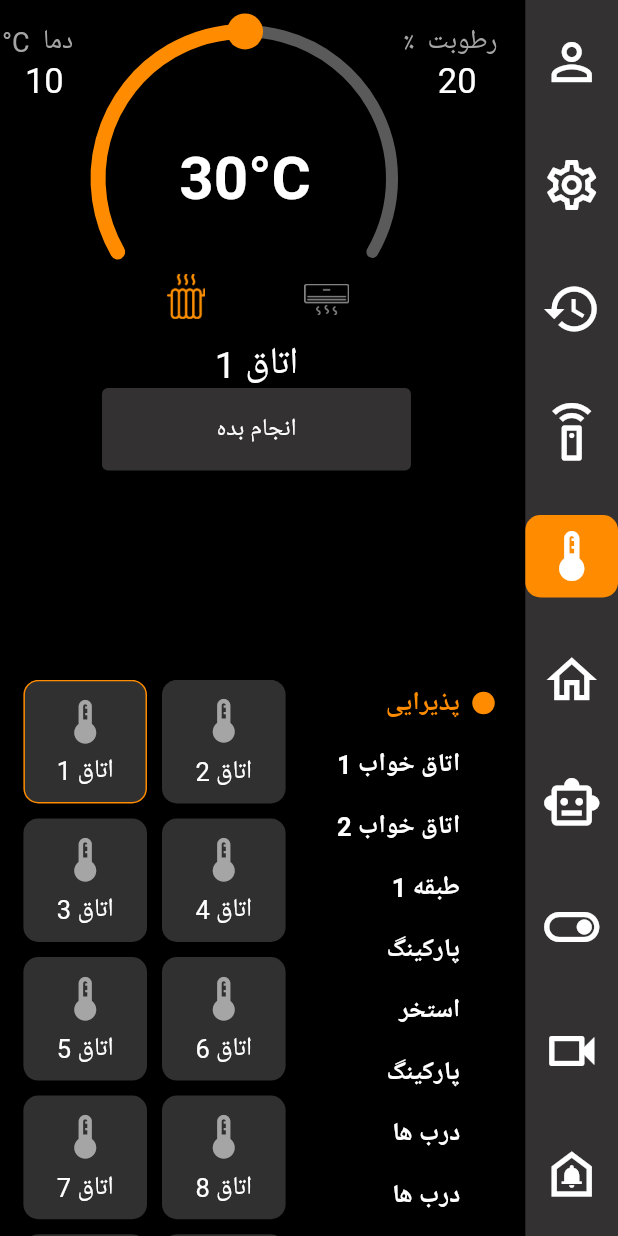
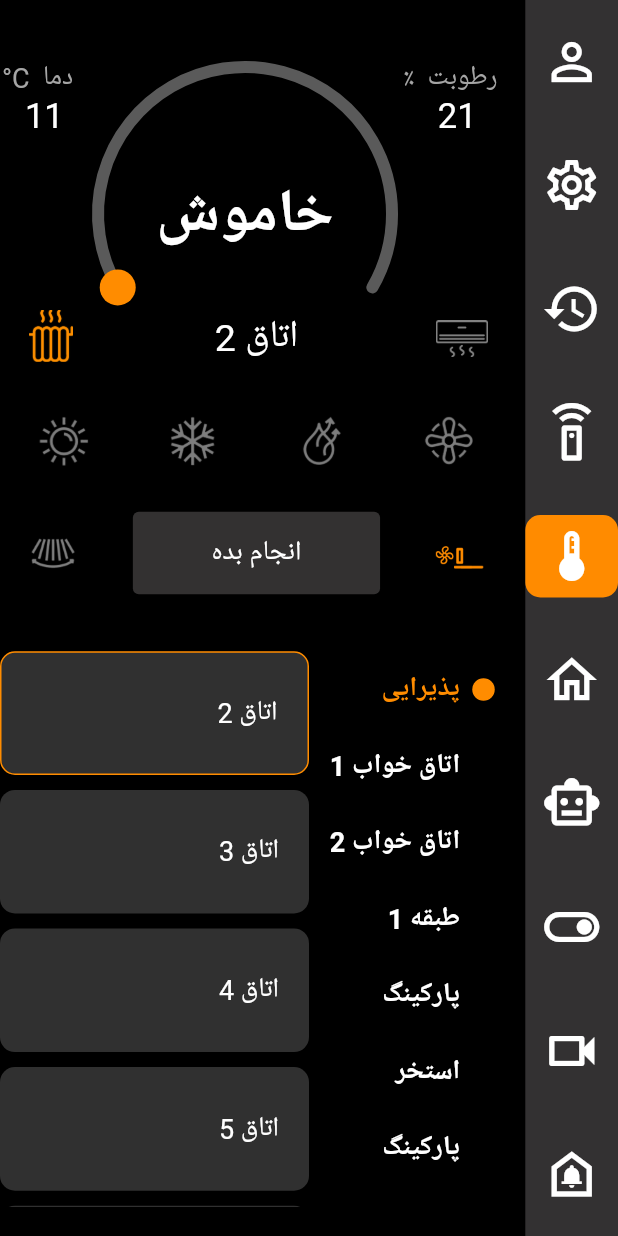
Before and after one commit to ralia79/vikav_phone, a Flutter app: the HomeScreen screen opened directly, after a tap on the "thermostat" icon, on a phone screen of 412 x 824 dp. Run offline on Flutter 3.47's test engine with Material 2 defaults, Android fonts, the phone set to English and light mode, and no system bars; drawn by our look-alikes of sleek_circular_slider; our stand-ins replace fluttertoast, get, local_auth; missing offline and left inert: local_auth_android.

Commit message:
change in tempScreen

```diff
--- a/lib/controller/tempController.dart
+++ b/lib/controller/tempController.dart
@@ -5,7 +5,6 @@ import 'package:get/get.dart';
 class temp extends GetxController {
   var SectionsData = [
     //  [ sectionName , tempNow , H Now , T later] ;
-    ["اتاق 1", "20", "10", 30.0, false],
     ["اتاق 2", "21", "11", 20.0, false],
     ["اتاق 3", "22", "12", 30.0, false],
     ["اتاق 4", "23", "13", 20.0, false],
@@ -15,6 +14,7 @@ class temp extends GetxController {
     ["اتاق 8", "27", "17", 20.0, false],
     ["اتاق 9", "28", "18", 30.0, false],
     ["اتاق 10", "29", "19", 20.0, false],
+    ["اتاق اتاق اتاق اتاق 1", "20", "10", 30.0, false],
     ["اتاق 11", "30", "20", 30.0, false],
     ["اتاق 12", "31", "21", 20.0, false],
     ["اتاق 13", "32", "22", 30.0, false],
@@ -55,6 +55,7 @@ class temp extends GetxController {
   var fanType = "assets/images/ac_fan_off.png".obs;
   var flapType = "assets/images/ac_blade_off.png".obs;
   var fanSpeed = "assets/images/ac_speed_1.png".obs;
+  var isActive = true.obs;
 
   void changeCategoryActive(num) {
     for (int i = 0; i < this.categury.length; i++) {
@@ -70,17 +71,17 @@ class temp extends GetxController {
   }
 
   void AC_fanSpeed_Active() {
-    if (fanSpeed.value == "assets/images/ac_speed_1.png") {
+    if (fanSpeed.value == "assets/images/ac_speed_1.png" && this.isCooler.value) {
       fanSpeed.value = "assets/images/ac_speed_2.png";
-    } else if (fanSpeed.value == "assets/images/ac_speed_2.png") {
+    } else if (fanSpeed.value == "assets/images/ac_speed_2.png" && this.isCooler.value) {
       fanSpeed.value = "assets/images/ac_speed_3.png";
-    } else if (fanSpeed.value == "assets/images/ac_speed_3.png") {
+    } else if (fanSpeed.value == "assets/images/ac_speed_3.png" && this.isCooler.value) {
       fanSpeed.value = "assets/images/ac_speed_1.png";
     }
   }
 
   void AC_flap_Active() {
-    if (flapType.value == "assets/images/ac_blade_off.png") {
+    if (flapType.value == "assets/images/ac_blade_off.png" && this.isCooler.value) {
       flapType.value = "assets/images/ac_blade_on.png";
     } else {
       flapType.value = "assets/images/ac_blade_off.png";
@@ -88,32 +89,50 @@ class temp extends GetxController {
   }
 
   void AC_fan_Active() {
-    if (fanType.value == "assets/images/ac_fan_off.png") {
+    if (fanType.value == "assets/images/ac_fan_off.png" && this.isCooler.value) {
       fanType.value = "assets/images/ac_fan_on.png";
+      heaterType.value = "assets/images/ac_hot_off.png";
+      coolerType.value = "assets/images/ac_cold_off.png";
+      DryType.value = "assets/images/ac_dry_off.png";
+      isActive.value = false;
     } else {
       fanType.value = "assets/images/ac_fan_off.png";
+      isActive.value = true;
     }
   }
 
   void AC_DRY_Active() {
-    if (DryType.value == "assets/images/ac_dry_off.png") {
+    if (DryType.value == "assets/images/ac_dry_off.png" && this.isCooler.value) {
       DryType.value = "assets/images/ac_dry_on.png";
+      heaterType.value = "assets/images/ac_hot_off.png";
+      coolerType.value = "assets/images/ac_cold_off.png";
+      fanType.value = "assets/images/ac_fan_off.png";
+      isActive.value = false;
     } else {
       DryType.value = "assets/images/ac_dry_off.png";
+      isActive.value = true;
     }
   }
 
   void AC_Cool_Active() {
-    if (coolerType.value == "assets/images/ac_cold_off.png") {
+    isActive.value = true;
+    if (coolerType.value == "assets/images/ac_cold_off.png" && this.isCooler.value) {
       coolerType.value = "assets/images/ac_cold_on.png";
+      heaterType.value = "assets/images/ac_hot_off.png";
+      DryType.value = "assets/images/ac_dry_off.png";
+      fanType.value = "assets/images/ac_fan_off.png";
     } else {
       coolerType.value = "assets/images/ac_cold_off.png";
     }
   }
 
   void AC_Hot_Active() {
-    if (heaterType.value == "assets/images/ac_hot_off.png") {
+    isActive.value = true;
+    if (heaterType.value == "assets/images/ac_hot_off.png" && this.isCooler.value) {
       heaterType.value = "assets/images/ac_hot_on.png";
+      coolerType.value = "assets/images/ac_cold_off.png";
+      DryType.value = "assets/images/ac_dry_off.png";
+      fanType.value = "assets/images/ac_fan_off.png";
     } else {
       heaterType.value = "assets/images/ac_hot_off.png";
     }
@@ -129,6 +148,11 @@ class temp extends GetxController {
     this.coolerImg.value = "assets/images/cooler_deactive.png";
     this.heaterImg.value = "assets/images/radiator_active.png";
     this.isCooler.value = false;
+    heaterType.value = "assets/images/ac_hot_off.png";
+    coolerType.value = "assets/images/ac_cold_off.png";
+    DryType.value = "assets/images/ac_dry_off.png";
+    fanType.value = "assets/images/ac_fan_off.png";
+    flapType.value = "assets/images/ac_blade_off.png";
   }
 
   void setActive(num) {
--- a/lib/pages/temp.dart
+++ b/lib/pages/temp.dart
@@ -19,13 +19,13 @@ class tempScreen extends StatelessWidget {
         controller.setActive(0);
       },
       child:
-          Column(mainAxisAlignment: MainAxisAlignment.spaceBetween, children: [
+          Column(mainAxisAlignment: MainAxisAlignment.spaceAround, children: [
         Obx(
           () => Column(
             children: [
               Container(
                   width: Get.width,
-                  height: Get.height * 0.4,
+                  height: Get.height * 0.3,
                   child: Column(
                     mainAxisAlignment: MainAxisAlignment.spaceAround,
                     children: [
@@ -56,18 +56,29 @@ class tempScreen extends StatelessWidget {
                                 Container(
                                   child: Obx(() => SleekCircularSlider(
                                         innerWidget: (percentage) => Center(
-                                            child: Text(
+                                            child: controller.isActive.value
+                                                ? Text(
                                                     controller.isOff.value ||
-                                                  controller.activeSectionTN ==
+                                                            controller
+                                                                    .activeSectionTN ==
                                                                 20.0
                                                         ? "خاموش"
-                                              : percentage.toInt().toString() +
+                                                        : percentage
+                                                                .toInt()
+                                                                .toString() +
                                                             "°C",
                                                     style: TextStyle(
                                                         color: Colors.white,
                                                         fontSize: 40,
-                                              fontWeight: FontWeight.bold),
-                                        )),
+                                                        fontWeight:
+                                                            FontWeight.bold),
+                                                  )
+                                                : Text("- -",
+                                                    style: TextStyle(
+                                                        color: Colors.white,
+                                                        fontSize: 40,
+                                                        fontWeight:
+                                                            FontWeight.bold))),
                                         appearance: CircularSliderAppearance(
                                             size: Get.height / 4,
                                             customWidths: CustomSliderWidths(
@@ -78,9 +89,15 @@ class tempScreen extends StatelessWidget {
                                             ),
                                             customColors: CustomSliderColors(
                                               progressBarColor:
-                                                  Color(0xFFFF8C00),
+                                                  controller.isActive.value
+                                                      ? Color(0xFFFF8C00)
+                                                      : Color(0xFF5A5A5A),
                                               shadowColor: Color(0xFF0000),
-                                              dotColor: Color(0xFFFF8C00),
+                                              dotColor:
+                                                  controller.isActive.value
+                                                      ? Color(0xFFFF8C00)
+                                                      : Color.fromARGB(
+                                                          0, 255, 0, 0),
                                               trackColor: Color(0xFF5A5A5A),
                                             )),
                                         min: 20,
@@ -119,34 +136,42 @@ class tempScreen extends StatelessWidget {
                               child: Column(
                                 children: [
                                   Container(
-                                    width: Get.width / 2.2,
+                                    width: Get.width * .75,
                                     margin:
                                         EdgeInsets.only(top: Get.height / 5),
                                     child: Row(
                                       mainAxisAlignment:
-                                          MainAxisAlignment.spaceAround,
+                                          MainAxisAlignment.spaceBetween,
+                                      crossAxisAlignment:
+                                          CrossAxisAlignment.center,
                                       children: [
-                                        // Text(
-                                        //   "خاموش",
-                                        //   style: TextStyle(
-                                        //       color: Colors.white,
-                                        //       fontSize: 16),
-                                        // ),
                                         InkWell(
                                           child: Container(
-                                            width: 30,
-                                            height: 30,
+                                            width: 35,
+                                            height: 35,
                                             child: Image.asset(
                                                 controller.heaterImg.value),
                                           ),
                                           onTap: () =>
                                               {controller.heaterActive()},
                                         ),
+                                        Container(
+                                          // width: Get.width / 2,
+                                          child: Column(children: [
+                                            Obx(() => Text(
+                                                  controller
+                                                      .activeSection.value,
+                                                  style: TextStyle(
+                                                      fontSize: 25.0,
+                                                      color: Colors.white),
+                                                )),
+                                          ]),
+                                        ),
                                         InkWell(
                                           child: Container(
                                             margin: EdgeInsets.only(top: 4),
-                                            width: 30,
-                                            height: 30,
+                                            width: 35,
+                                            height: 35,
                                             child: Image.asset(
                                                 controller.coolerImg.value),
                                           ),
@@ -154,41 +179,7 @@ class tempScreen extends StatelessWidget {
                                             controller.coolerActive(),
                                           },
                                         ),
-                                        // Text(
-                                        //   "40°C",
-                                        //   style: TextStyle(
-                                        //       color: Colors.white,
-                                        //       fontSize: 16),
-                                        // ),
                                       ],
-                                    ),
-                                  ),
-                                  Container(
-                                    width: Get.width / 2,
-                                    child: Padding(
-                                      padding: const EdgeInsets.only(top: 10),
-                                      child: Column(children: [
-                                        Obx(() => Text(
-                                              controller.activeSection.value,
-                                              style: TextStyle(
-                                                  fontSize: 25.0,
-                                                  color: Colors.white),
-                                            )),
-                                      ]),
-                                    ),
-                                  ),
-                                  Container(
-                                    width: Get.width / 2,
-                                    height: Get.height / 15,
-                                    child: ElevatedButton(
-                                      style: ElevatedButton.styleFrom(
-                                        primary: Color(0xFF333131),
-                                      ),
-                                      child: Text(
-                                        "انجام بده",
-                                        style: TextStyle(fontSize: 16),
-                                      ),
-                                      onPressed: () {},
                                     ),
                                   ),
                                 ],
@@ -198,11 +189,8 @@ class tempScreen extends StatelessWidget {
                         ),
                       ),
                     ],
-                  )
-                  // color: Colors.white,
-                  ),
-              controller.isCooler.value
-                  ? Container(
+                  )),
+              Container(
                       margin: EdgeInsets.only(top: 10.0),
                       width: Get.width,
                       child: Column(
@@ -215,8 +203,8 @@ class tempScreen extends StatelessWidget {
                                   controller.AC_Hot_Active();
                                 },
                                 child: Container(
-                                  width: 30,
-                                  height: 30,
+                                  width: 35,
+                                  height: 35,
                                   decoration: BoxDecoration(
                                     borderRadius: BorderRadius.circular(10.0),
                                   ),
@@ -229,8 +217,8 @@ class tempScreen extends StatelessWidget {
                                   controller.AC_Cool_Active();
                                 },
                                 child: Container(
-                                  width: 30,
-                                  height: 30,
+                                  width: 35,
+                                  height: 35,
                                   decoration: BoxDecoration(
                                     borderRadius: BorderRadius.circular(10.0),
                                   ),
@@ -243,8 +231,8 @@ class tempScreen extends StatelessWidget {
                                   controller.AC_DRY_Active();
                                 },
                                 child: Container(
-                                  width: 30,
-                                  height: 30,
+                                  width: 35,
+                                  height: 35,
                                   decoration: BoxDecoration(
                                     borderRadius: BorderRadius.circular(10.0),
                                   ),
@@ -256,8 +244,8 @@ class tempScreen extends StatelessWidget {
                                   controller.AC_fan_Active();
                                 },
                                 child: Container(
-                                  width: 30,
-                                  height: 30,
+                                  width: 35,
+                                  height: 35,
                                   decoration: BoxDecoration(
                                     borderRadius: BorderRadius.circular(10.0),
                                   ),
@@ -277,12 +265,26 @@ class tempScreen extends StatelessWidget {
                                   controller.AC_flap_Active();
                                 },
                                 child: Container(
-                                  width: 30,
-                                  height: 30,
+                                  width: 35,
+                                  height: 35,
                                   decoration: BoxDecoration(
                                     borderRadius: BorderRadius.circular(10.0),
                                   ),
                                   child: Image.asset(controller.flapType.value),
+                                ),
+                              ),
+                              Container(
+                                width: Get.width / 2.5,
+                                height: Get.height / 15,
+                                child: ElevatedButton(
+                                  style: ElevatedButton.styleFrom(
+                                    primary: Color(0xFF333131),
+                                  ),
+                                  child: Text(
+                                    "انجام بده",
+                                    style: TextStyle(fontSize: 18),
+                                  ),
+                                  onPressed: () {},
                                 ),
                               ),
                               InkWell(
@@ -290,8 +292,8 @@ class tempScreen extends StatelessWidget {
                                   controller.AC_fanSpeed_Active();
                                 },
                                 child: Container(
-                                  width: 30,
-                                  height: 30,
+                                  width: 35,
+                                  height: 35,
                                   decoration: BoxDecoration(
                                     borderRadius: BorderRadius.circular(10.0),
                                   ),
@@ -302,7 +304,6 @@ class tempScreen extends StatelessWidget {
                           ),
                         ],
                       ))
-                  : SizedBox(),
             ],
           ),
         ),
@@ -340,34 +341,25 @@ class tempScreen extends StatelessWidget {
                                 child: Padding(
                                   padding: const EdgeInsets.all(0.0),
                                   child: Obx(() => Container(
-                                        width: Get.width * 0.2,
+                                        alignment: Alignment.centerRight,
+                                        width: Get.width * 0.5,
                                         height: Get.width * 0.2,
                                         decoration: controller
                                                 .SectionsData[index][4] as bool
                                             ? controller.DecorActive
                                             : controller.DecorSimple,
-                                        child: Center(
                                         child: Padding(
-                                          padding: const EdgeInsets.all(8.0),
-                                          child: Column(
-                                            mainAxisAlignment:
-                                                MainAxisAlignment.spaceAround,
-                                            children: [
-                                              Icon(
-                                                Icons.thermostat_outlined,
-                                                size: 35.0,
-                                                color: Color(0xFFA5A5A5),
+                                          padding: const EdgeInsets.only(
+                                              right: 20.0),
+                                          child: Text(
+                                            controller.SectionsData[index][0]
+                                                as String,
+                                            style: TextStyle(
+                                                fontSize: 18.0,
+                                                color: Colors.white),
+                                            textAlign: TextAlign.right,
                                           ),
-                                              Text(
-                                                controller.SectionsData[index]
-                                                    [0] as String,
-                                                style: TextStyle(
-                                                    fontSize: 17.0,
-                                                    color: Colors.white),
-                                              )
-                                            ],
                                         ),
-                                        )),
                                       )),
                                 ),
                               );
@@ -393,7 +385,7 @@ class tempScreen extends StatelessWidget {
                                     {controller.changeCategoryActive(index)},
                                 child: Padding(
                                   padding: const EdgeInsets.only(
-                                   bottom: 10.0),
+                                      top: 10.0, bottom: 10.0),
                                   child: Row(
                                     mainAxisAlignment: MainAxisAlignment.end,
                                     children: [
@@ -401,7 +393,7 @@ class tempScreen extends StatelessWidget {
                                         controller.categury[index][0] as String,
                                         textAlign: TextAlign.right,
                                         style: TextStyle(
-                                      fontSize: 17,
+                                          fontSize: 18,
                                           fontWeight: FontWeight.bold,
                                           color: controller.categury[index][1]
                                                   as bool
@@ -416,11 +408,13 @@ class tempScreen extends StatelessWidget {
                                           width: 15.0,
                                           height: 15.0,
                                           decoration: BoxDecoration(
-                                        borderRadius: BorderRadius.circular(50),
+                                            borderRadius:
+                                                BorderRadius.circular(50),
                                             color: controller.categury[index][1]
                                                     as bool
                                                 ? Color(0xFFFF8C00)
-                                            : Color.fromARGB(0, 255, 255, 255),
+                                                : Color.fromARGB(
+                                                    0, 255, 255, 255),
                                           ),
                                         ),
                                       ),
```
Lines whose indentation alone changed are shown as unchanged.
